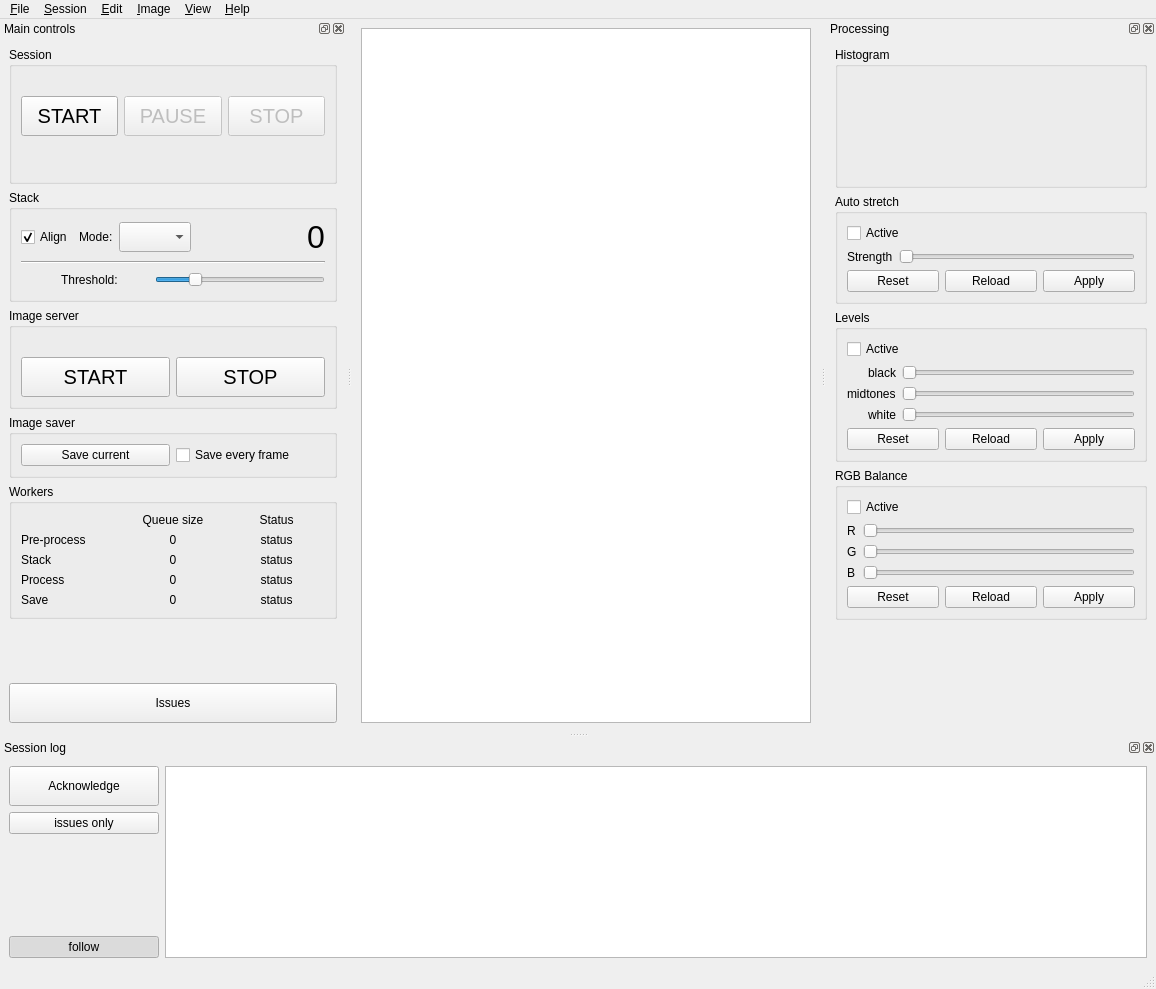
Qt form src/als/ui/als_ui.ui (gehelem/als) before a commit.
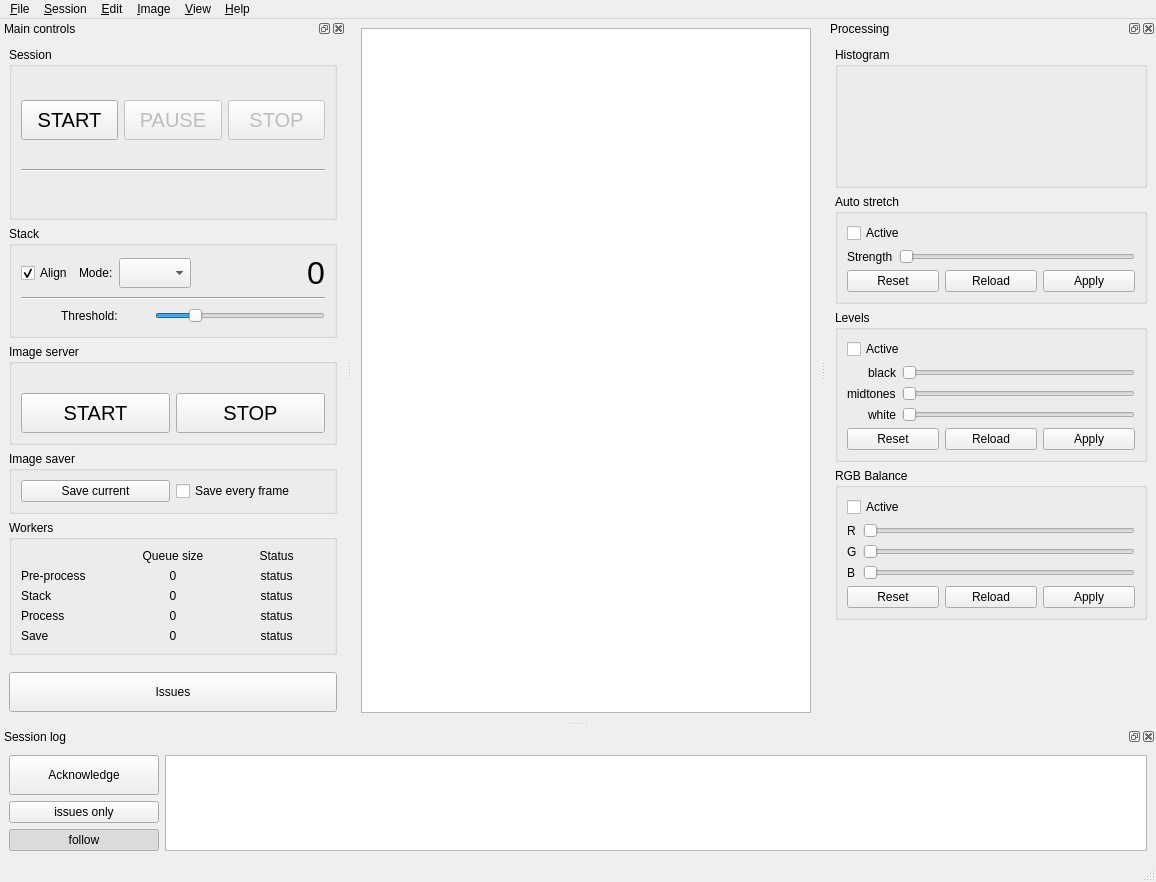
The same form after that commit. Custom widgets are drawn as their Qt base class.

Diff of the .ui file:
```diff
--- a/src/als/ui/als_ui.ui
+++ b/src/als/ui/als_ui.ui
@@ -7,7 +7,7 @@
     <x>0</x>
     <y>0</y>
     <width>1156</width>
-    <height>989</height>
+    <height>882</height>
    </rect>
   </property>
   <property name="minimumSize">
@@ -112,9 +112,16 @@
        </property>
        <layout class="QVBoxLayout" name="verticalLayout">
         <item>
-         <widget class="QLabel" name="lbl_session_status">
+         <widget class="QLabel" name="lbl_profile">
+          <property name="font">
+           <font>
+            <pointsize>12</pointsize>
+            <weight>50</weight>
+            <bold>false</bold>
+           </font>
+          </property>
           <property name="text">
-           <string/>
+           <string notr="true"/>
           </property>
           <property name="alignment">
            <set>Qt::AlignCenter</set>
@@ -245,6 +252,31 @@
           </item>
          </layout>
         </item>
+        <item>
+         <widget class="QLabel" name="lbl_session_status">
+          <property name="font">
+           <font>
+            <pointsize>11</pointsize>
+           </font>
+          </property>
+          <property name="text">
+           <string/>
+          </property>
+          <property name="alignment">
+           <set>Qt::AlignCenter</set>
+          </property>
+          <property name="openExternalLinks">
+           <bool>false</bool>
+          </property>
+         </widget>
+        </item>
+        <item>
+         <widget class="Line" name="line_2">
+          <property name="orientation">
+           <enum>Qt::Horizontal</enum>
+          </property>
+         </widget>
+        </item>
         <item>
          <widget class="QLabel" name="lbl_last_timing">
           <property name="enabled">
```
Left out of the diff: 3 changed lines with no effect on the pictures.
